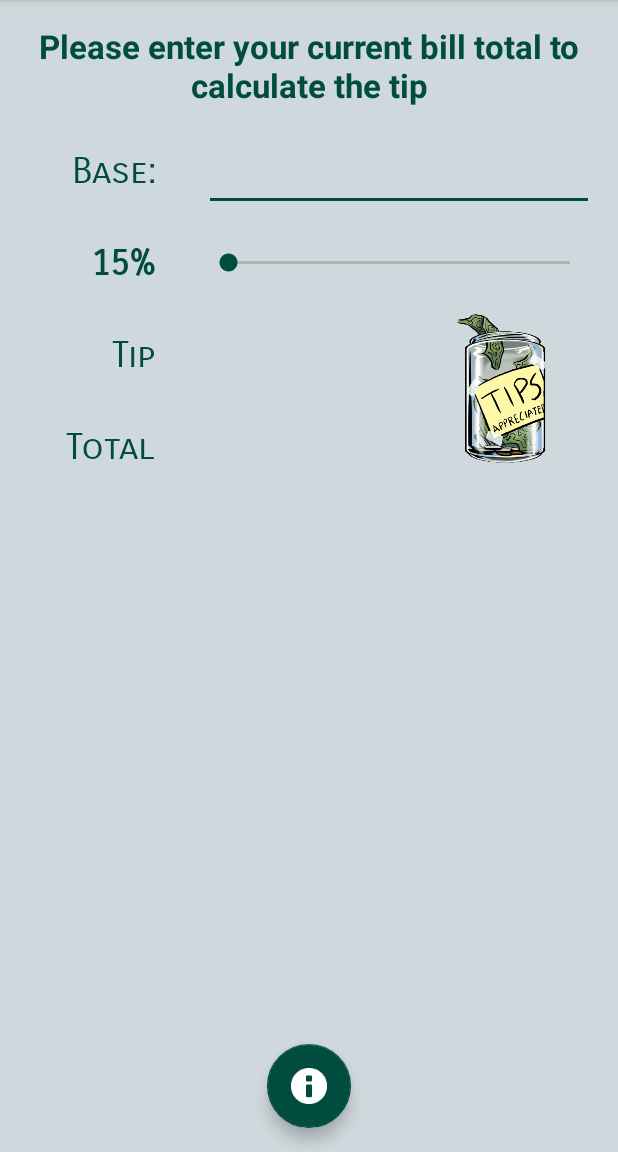
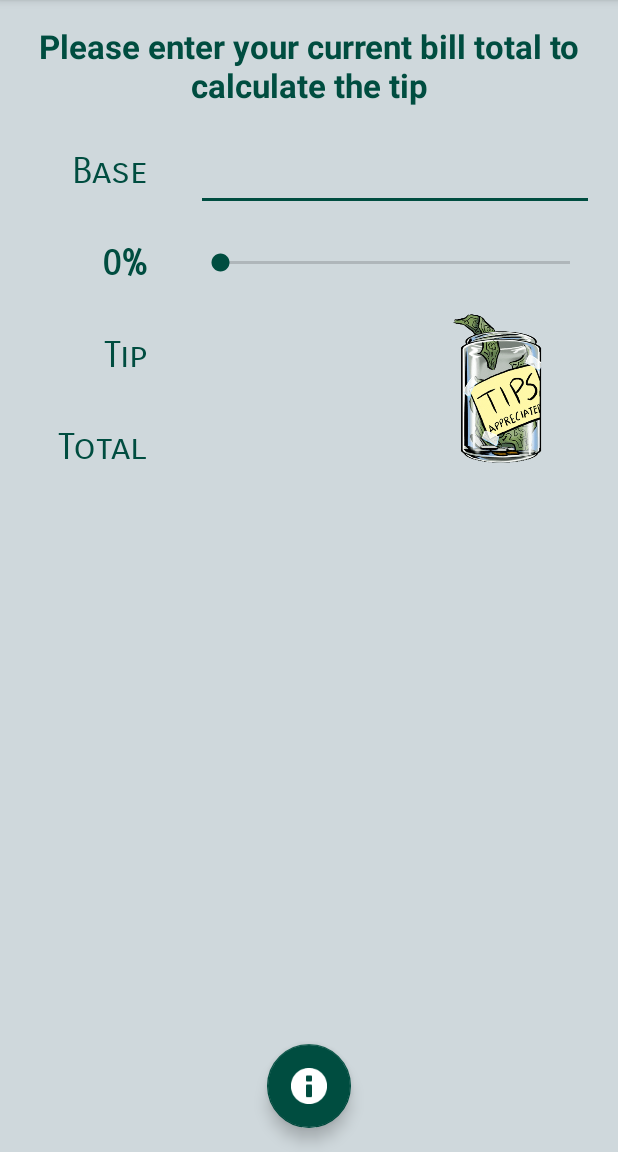
Before and after one commit to scroitoru/Tip_Calculator, an Android app: the screen it shows after launch (MainActivity), on a phone screen of 412 x 824 dp, the part 84-1236 px from its top. Run offline under Robolectric (Android 15) with nearby library versions, the phone set to English and light mode, and no system bars; Roboto replaces fonts that are not available here.

Commit message:
Removed duplicate strings

```diff
--- a/app/src/main/res/values/strings.xml
+++ b/app/src/main/res/values/strings.xml
@@ -12,9 +12,8 @@
     <string name="rules">Enter the amount of money you would like to calculate the tip for</string>
     <string name="action_settings">Settings</string>
     <string name="about">About</string>
-    <string name="percent">15%</string>
     <string name="tip">Tip</string>
-    <string name="base">Base:</string>
+    <string name="base">Base</string>
     <string name="total">Total</string>
     <string name="enable_night">Enable Night Mode</string>
     <string name="night_title">Night Mode</string>
@@ -24,8 +23,6 @@
     <string name="orientation_title">Orientation</string>
     <string name="orientation_key">ORIENTATION</string>
     <string name="instructions">Please enter your current bill total to calculate the tip</string>
-    <string name="base">Base:</string>
-    <string name="default_tip">15%</string>
-    <string name="tip">Tip</string>
-    <string name="total">Total</string>
+    <string name="default_tip">0%</string>
+
 </resources>
--- a/build.gradle
+++ b/build.gradle
@@ -5,7 +5,7 @@ buildscript {
         jcenter()
     }
     dependencies {
-        classpath "com.android.tools.build:gradle:4.1.0"
+        classpath 'com.android.tools.build:gradle:4.1.1'
 
         // NOTE: Do not place your application dependencies here; they belong
         // in the individual module build.gradle files
```
